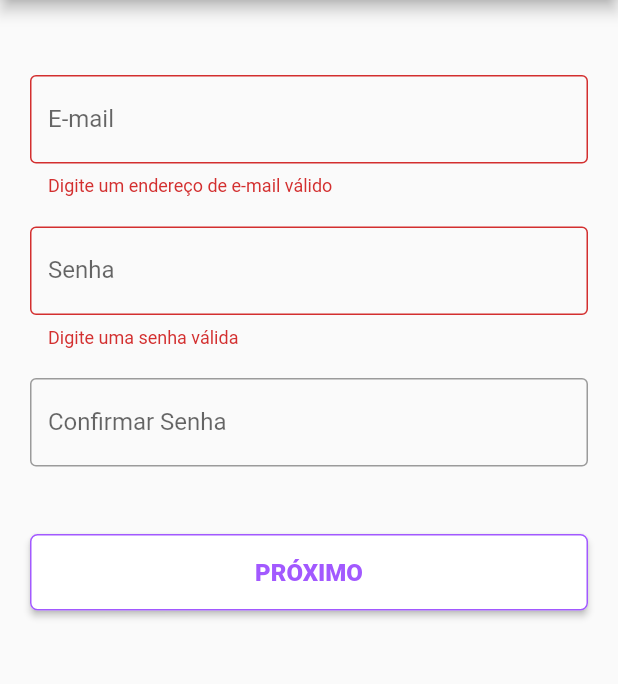
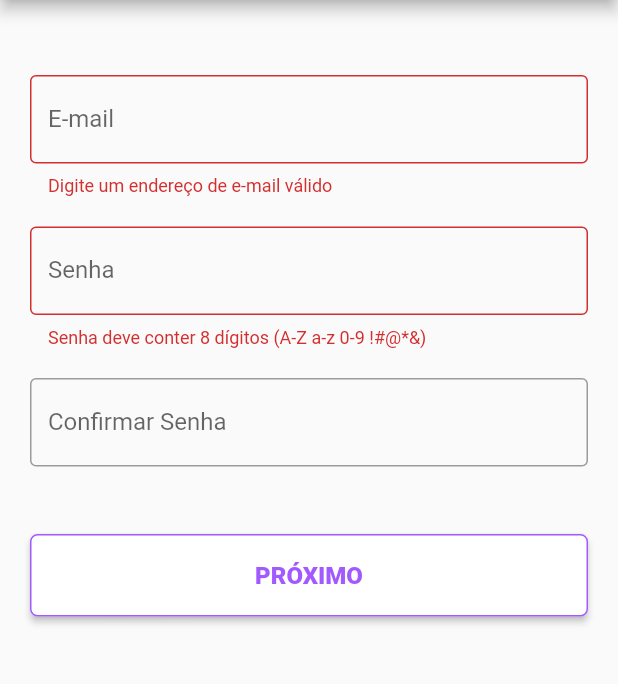
Before and after one commit to vitorgaboardi/MeuCarroMinhaVida, a Flutter app: the Cadastro screen opened directly, after a tap on "PRÓXIMO", on a phone screen of 412 x 824 dp, the part 84-768 px from its top. Run offline on Flutter 3.47's test engine with Material 2 defaults, Android fonts, the phone set to English and light mode, and no system bars; our stand-ins replace camera.

```diff
--- a/lib/pages/cadastro.dart
+++ b/lib/pages/cadastro.dart
@@ -1,8 +1,9 @@
 import 'package:flutter/cupertino.dart';
 import 'package:flutter/material.dart';
 import 'package:http/http.dart' as http;
+import 'dart:convert';
 
-import 'home.dart';
+import 'cadastro2.dart';
 
 class Cadastro extends StatefulWidget {
   @override
@@ -10,6 +11,7 @@ class Cadastro extends StatefulWidget {
 }
 
 class CadastroState extends State<Cadastro> {
+  String erroDaApi = '';
   final formGlobalKey = GlobalKey<FormState>();
   TextEditingController emailController = TextEditingController();
   TextEditingController senhaController = TextEditingController();
@@ -22,18 +24,48 @@ class CadastroState extends State<Cadastro> {
   }
 
   void cadastrar() async {
-    if (emailController.text.length > 2) {
+    setState(() {
+      erroDaApi = '';
+    });
 
+    if (formGlobalKey.currentState!.validate()) {
+      var email = emailController.text;
+      var senha = senhaController.text;
+
+      try {
+        var url = Uri.parse('http://wadsonpontes.com/cadastro');
+        var res = await http.post(url, body: {'email': email, 'senha': senha});
+
+        if (res.statusCode == 200) {
+          var r = jsonDecode(res.body) as Map;
+
+          if (r['status'] == 'success') {
+            ScaffoldMessenger.of(context).showSnackBar(
+              const SnackBar(content: Text('Sucesso!')),
+            );
+
+            Navigator.push(
+                context, MaterialPageRoute(builder: (BuildContext context) =>
+                Cadastro2(email: email, senha: senha)));
+          }
+          else {
+            setState(() {
+              erroDaApi = r['error'];
+            });
+          }
+        }
+        else {
+          setState(() {
+            erroDaApi = 'Erro de comunicação com o servidor';
+          });
+        }
+      }
+      catch (e) {
+        setState(() {
+          erroDaApi = 'Ocorreu um erro inesperado';
+        });
+      }
     }
-
-    var url = Uri.parse('https://wadsonpontes.com/cadastro');
-    var response = await http.post(url,
-        body: {'email': emailController.text, 'senha': senhaController.text});
-
-    print(response.body);
-
-    // Navigator.push(
-    //     context, MaterialPageRoute(builder: (BuildContext context) => Cadastro2(email:email, senha:senha)));
   }
 
   void voltar() {
@@ -80,12 +112,16 @@ class CadastroState extends State<Cadastro> {
                       padding: EdgeInsets.fromLTRB(20, 50, 20, 10),
                       child: TextFormField(
                         controller: emailController,
+                        keyboardType: TextInputType.emailAddress,
+                        maxLength: 255,
                         decoration: InputDecoration(
                           border: OutlineInputBorder(),
                           labelText: 'E-mail',
+                          counterText: '',
                         ),
                         validator: (email) {
-                          if (eEmailValido(email)) return null;
+                          if (eEmailValido(email))
+                            return null;
                           else
                             return 'Digite um endereço de e-mail válido';
                         },
@@ -96,14 +132,16 @@ class CadastroState extends State<Cadastro> {
                       child: TextFormField(
                         obscureText: true,
                         controller: senhaController,
+                        keyboardType: TextInputType.visiblePassword,
                         decoration: InputDecoration(
                           border: OutlineInputBorder(),
                           labelText: 'Senha',
                         ),
                         validator: (email) {
-                          if (eSenhaValida(email)) return null;
+                          if (eSenhaValida(email))
+                            return null;
                           else
-                            return 'Digite uma senha válida';
+                            return 'Senha deve conter 8 dígitos (A-Z a-z 0-9 !#@*&)';
                         },
                       ),
                     ),
@@ -112,12 +150,14 @@ class CadastroState extends State<Cadastro> {
                       child: TextFormField(
                         obscureText: true,
                         controller: senha2Controller,
+                        keyboardType: TextInputType.visiblePassword,
                         decoration: InputDecoration(
                           border: OutlineInputBorder(),
                           labelText: 'Confirmar Senha',
                         ),
                         validator: (email) {
-                          if (eSenhasCorrespondem(email)) return null;
+                          if (eSenhasCorrespondem(email))
+                            return null;
                           else
                             return 'As senhas não correspondem';
                         },
@@ -127,15 +167,11 @@ class CadastroState extends State<Cadastro> {
                         children: [
                           Expanded(
                               child: SizedBox(
-                                  height: 86,
+                                  height: 100,
                                   child: Container(
-                                      padding: EdgeInsets.fromLTRB(20, 35, 20, 0),
+                                      padding: EdgeInsets.fromLTRB(20, 35, 20, 10),
                                       child: ElevatedButton(
-                                        onPressed: () {
-                                          if (formGlobalKey.currentState!.validate()) {
-                                            // use the email provided here
-                                          }
-                                        },
+                                        onPressed: cadastrar,
                                         style: ButtonStyle(
                                             backgroundColor: MaterialStateProperty.all(
                                                 Colors.white), // background
@@ -157,8 +193,15 @@ class CadastroState extends State<Cadastro> {
                                       )
                                   )
                               )
-                          )
+                          ),
                         ]
+                    ),
+                    Text(erroDaApi,
+                        style: TextStyle(
+                          color: Colors.red,
+                          fontSize: 12,
+                          fontWeight: FontWeight.w400,
+                        ),
                     )
                   ],
                 )
```
Also changed, not shown: lib/pages/cadastro2.dart (+200 -70 lines).
